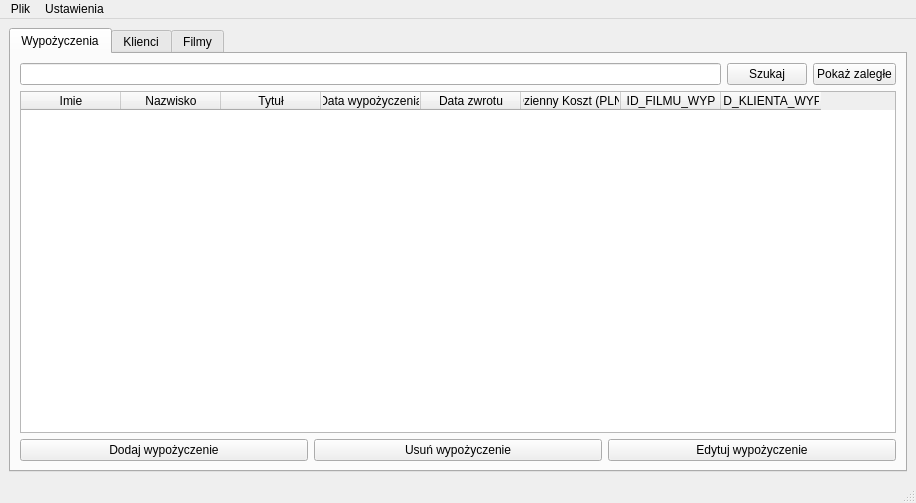
First picture: the form in mainwindow.ui, repository maciej-umanski/Wypozyczalnia_Filmow_PC2_QT, before the edit.
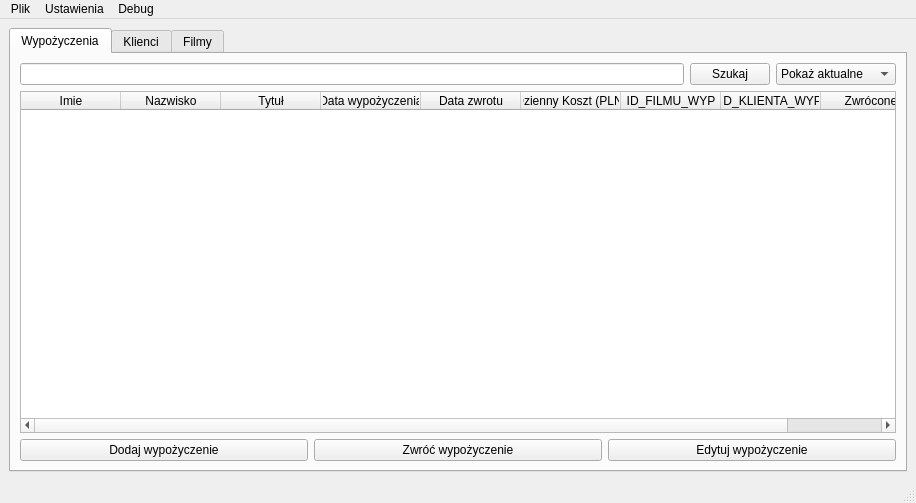
Second picture: the form after the edit.

Diff of the .ui file:
```diff
--- a/mainwindow.ui
+++ b/mainwindow.ui
@@ -43,7 +43,7 @@
           <item>
            <widget class="QPushButton" name="delBorrowButton">
             <property name="text">
-             <string>Usuń wypożyczenie</string>
+             <string>Zwróć wypożyczenie</string>
             </property>
            </widget>
           </item>
@@ -69,10 +69,27 @@
            </widget>
           </item>
           <item>
-           <widget class="QPushButton" name="showOverdueBorrowButton">
-            <property name="text">
-             <string>Pokaż zaległe</string>
-            </property>
+           <widget class="QComboBox" name="comboBox">
+            <item>
+             <property name="text">
+              <string>Pokaż aktualne</string>
+             </property>
+            </item>
+            <item>
+             <property name="text">
+              <string>Pokaż zaległe</string>
+             </property>
+            </item>
+            <item>
+             <property name="text">
+              <string>Pokaż wszystko</string>
+             </property>
+            </item>
+            <item>
+             <property name="text">
+              <string>Pokaż zwrócone</string>
+             </property>
+            </item>
            </widget>
           </item>
          </layout>
@@ -137,6 +154,11 @@
             <string>ID_KLIENTA_WYP</string>
            </property>
           </column>
+          <column>
+           <property name="text">
+            <string>Zwrócone</string>
+           </property>
+          </column>
          </widget>
         </item>
        </layout>
@@ -376,11 +398,19 @@
     <addaction name="actionShow_penalty"/>
     <addaction name="actionUstal_wysoko_kary"/>
     <addaction name="actionPod_wietlaj_zaleg_e"/>
-    <addaction name="actionShow_Last_IDs"/>
+    <addaction name="actionPod_wietlaj_zwr_cone"/>
+    <addaction name="actionPod_wietlaj_aktualne_niezaleg_e"/>
+    <addaction name="actionPokazuj_Status_Zwr_cenia"/>
+   </widget>
+   <widget class="QMenu" name="menuDebug">
+    <property name="title">
+     <string>Debug</string>
+    </property>
     <addaction name="actionShow_IDs"/>
    </widget>
    <addaction name="menuPlik"/>
    <addaction name="menuUstawienia_2"/>
+   <addaction name="menuDebug"/>
   </widget>
   <action name="actionZapisz_do_pliku">
    <property name="text">
```
Left out of the diff: 30 changed lines with no effect on the pictures.
